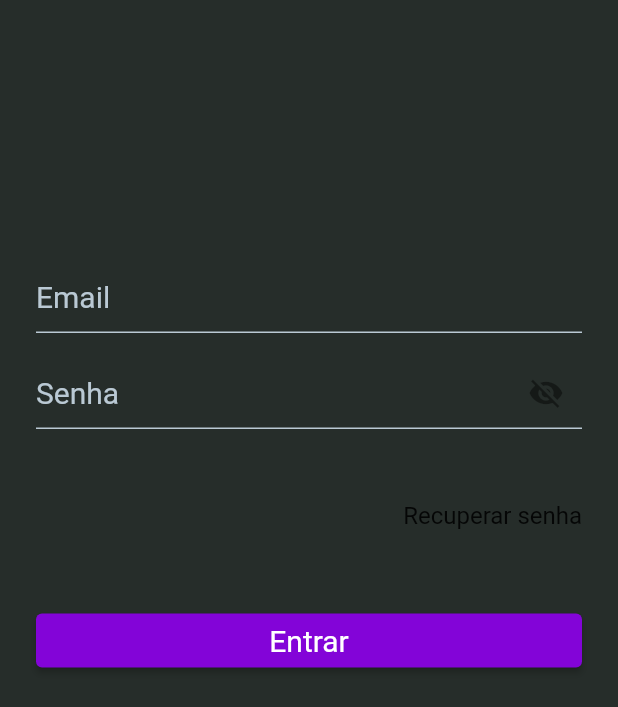
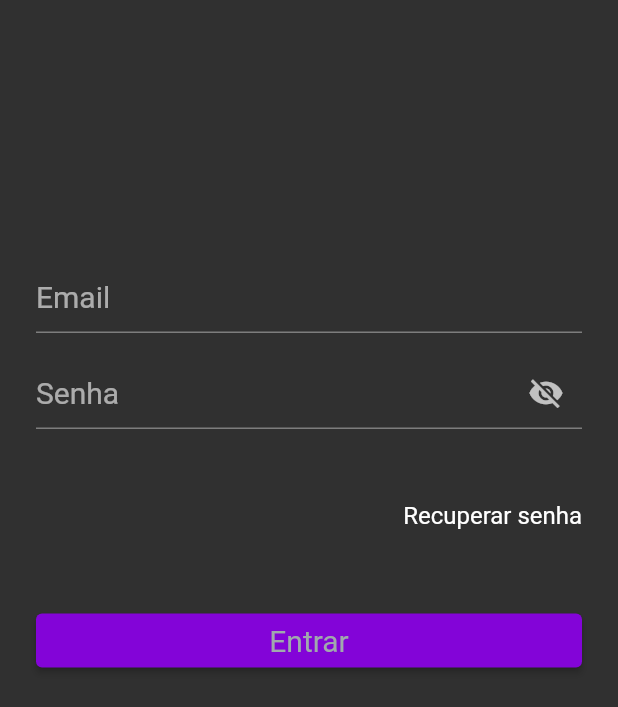
Before and after one commit to rudarabello/todo_app_flutter, a Flutter app: the screen it shows after launch, on a phone screen of 412 x 824 dp. Shown: the top 707 px of the screen. Run offline on Flutter 3.47's test engine with Material 2 defaults, Android fonts, the phone set to English and light mode, and no system bars; our stand-ins replace shared_preferences.

Commit message:
fix: unused code on app

```diff
--- a/lib/app.dart
+++ b/lib/app.dart
@@ -1,4 +1,3 @@
-import 'package:todo_app_flutter/design_system/my_color.dart';
 import 'package:todo_app_flutter/design_system/app_theme.dart';
 import 'package:todo_app_flutter/features/authentication/splash.dart';
 //import 'package:todo_app_flutter/features/home/home_page.dart';
@@ -14,58 +13,15 @@ class MyApp extends StatelessWidget {
   @override
   Widget build(BuildContext context) {
     return MaterialApp(
-      debugShowCheckedModeBanner: false,
-      themeMode: ThemeMode.dark,
+      theme: AppTheme.darkTheme,
+      darkTheme: AppTheme.darkTheme,
       home: const SplashPage(),
-      //onGenerateRoute: (settings) {
-      //  if (settings.name == 'create-todo') {
-      //   return MaterialPageRoute<TodoModel>(
-      //     builder: (context) => CreateTodo(),
-      //    );
-      //}
-      // return null;
-      //},
       routes: {
         'splash': (context) => const SplashPage(),
         'login': (context) => LoginPage(),
-        //'home': (context) => const HomePage(title: 'Cindi'),
-        //'create-todo': (context) => CreateTodo(),
+        // 'home': (context) => const HomePage(title: Todo App),
+        // 'create-todo': (context) => CreateTodo(),
       },
-      darkTheme: ThemeData(
-        brightness: Brightness.light,
-        appBarTheme: const AppBarTheme(backgroundColor: MyColor.success),
-        scaffoldBackgroundColor: const Color(0xFF262D2A),
-        textTheme: AppTheme.myTheme,
-        textSelectionTheme: const TextSelectionThemeData(
-          cursorColor: Color(0xFFBAC9D4),
-        ),
-        inputDecorationTheme: const InputDecorationTheme(
-          enabledBorder: UnderlineInputBorder(
-            borderSide: BorderSide(
-              color: Color(0xFFBAC9D4),
-            ),
-          ),
-          hintStyle: TextStyle(color: Color(0xFFBAC9D4)),
-          focusedBorder: UnderlineInputBorder(
-            borderSide: BorderSide(
-              color: Color(0xFFBAC9D4),
-            ),
-          ),
-        ),
-        elevatedButtonTheme: ElevatedButtonThemeData(
-          style: ElevatedButton.styleFrom(
-            backgroundColor: const Color(0xFFFFC82C),
-            fixedSize: const Size.fromHeight(30),
-          ),
-        ),
-        outlinedButtonTheme: OutlinedButtonThemeData(
-            style: OutlinedButton.styleFrom(
-          foregroundColor: const Color(0xFFFFC82C),
-          side: const BorderSide(
-            color: Color(0xFFFFC82C),
-          ),
-        )),
-      ),
     );
   }
 }
```
